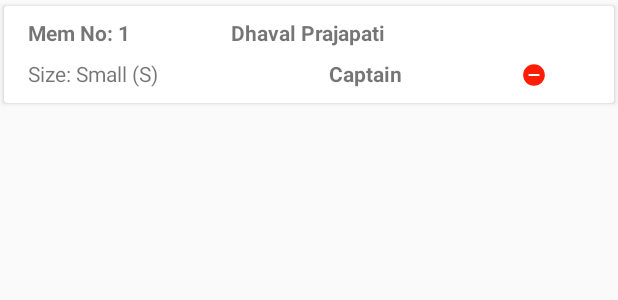
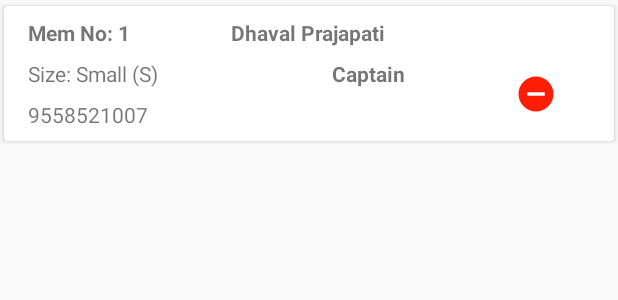
Before and after one commit to Neerav006/12gor, an Android app: the layout row_add_member_list.xml on its own in the app's theme, with its tools: preview values and no code run, on a phone screen of 412 x 824 dp. Shown: the top 300 px of the screen. Run offline under Robolectric (Android 15) with nearby library versions, the phone set to English and light mode, and no system bars.

Commit message:
add team add and remove ui

```diff
--- a/app/src/main/java/com/bargor/samaj/view/RamatActivity.java
+++ b/app/src/main/java/com/bargor/samaj/view/RamatActivity.java
@@ -5,6 +5,7 @@ import android.support.v7.app.AppCompatActivity;
 import android.os.Bundle;
 
 import com.bargor.samaj.R;
+import com.bargor.samaj.fragment.AddTeamMemberFragment;
 import com.bargor.samaj.fragment.SelectGameFragment;
 
 public class RamatActivity extends AppCompatActivity {
@@ -19,7 +20,7 @@ public class RamatActivity extends AppCompatActivity {
 
         ft = getSupportFragmentManager().beginTransaction();
 
-        ft.add(R.id.content_activity_ramat, new SelectGameFragment());
+        ft.add(R.id.content_activity_ramat, new AddTeamMemberFragment());
         ft.commit();
 
     }
--- a/app/src/main/res/layout/dialog_add_team_member.xml
+++ b/app/src/main/res/layout/dialog_add_team_member.xml
@@ -2,6 +2,7 @@
 <LinearLayout android:orientation="vertical"
     xmlns:android="http://schemas.android.com/apk/res/android"
     android:layout_width="match_parent"
+    android:padding="16dp"
     android:layout_height="wrap_content"
     android:layout_margin="10dp"
     xmlns:tools="http://schemas.android.com/tools">
--- a/app/src/main/res/layout/row_add_member_list.xml
+++ b/app/src/main/res/layout/row_add_member_list.xml
@@ -53,8 +53,8 @@
 
         <ImageView
             android:id="@+id/ivRemove"
-            android:layout_width="0dp"
-            android:layout_height="21dp"
+            android:layout_width="72dp"
+            android:layout_height="32dp"
             android:layout_marginTop="8dp"
             android:layout_marginEnd="16dp"
             android:layout_marginBottom="8dp"
@@ -79,6 +79,18 @@
             app:layout_constraintTop_toBottomOf="@+id/tvMemberName"
             tools:text="Captain" />
 
+        <TextView
+            android:id="@+id/tvMobile"
+            android:layout_width="wrap_content"
+            android:layout_height="wrap_content"
+            android:layout_marginStart="16dp"
+            android:layout_marginTop="8dp"
+            android:layout_marginBottom="8dp"
+            app:layout_constraintBottom_toBottomOf="parent"
+            app:layout_constraintStart_toStartOf="parent"
+            app:layout_constraintTop_toBottomOf="@+id/tvSize"
+            tools:text="9558521007" />
+
 
     </android.support.constraint.ConstraintLayout>
 
```
Also changed, not shown: app/src/main/java/com/bargor/samaj/fragment/AddTeamMemberFragment.kt (+97 -16 lines), 1 other file.
